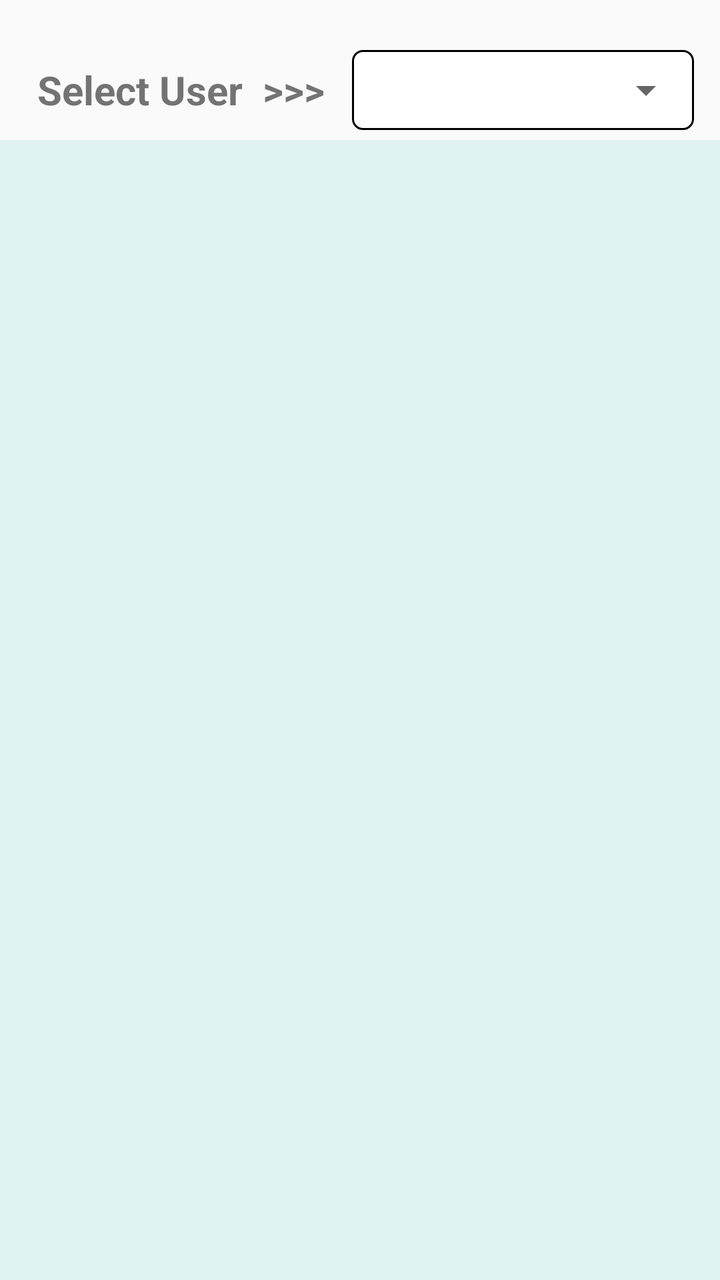
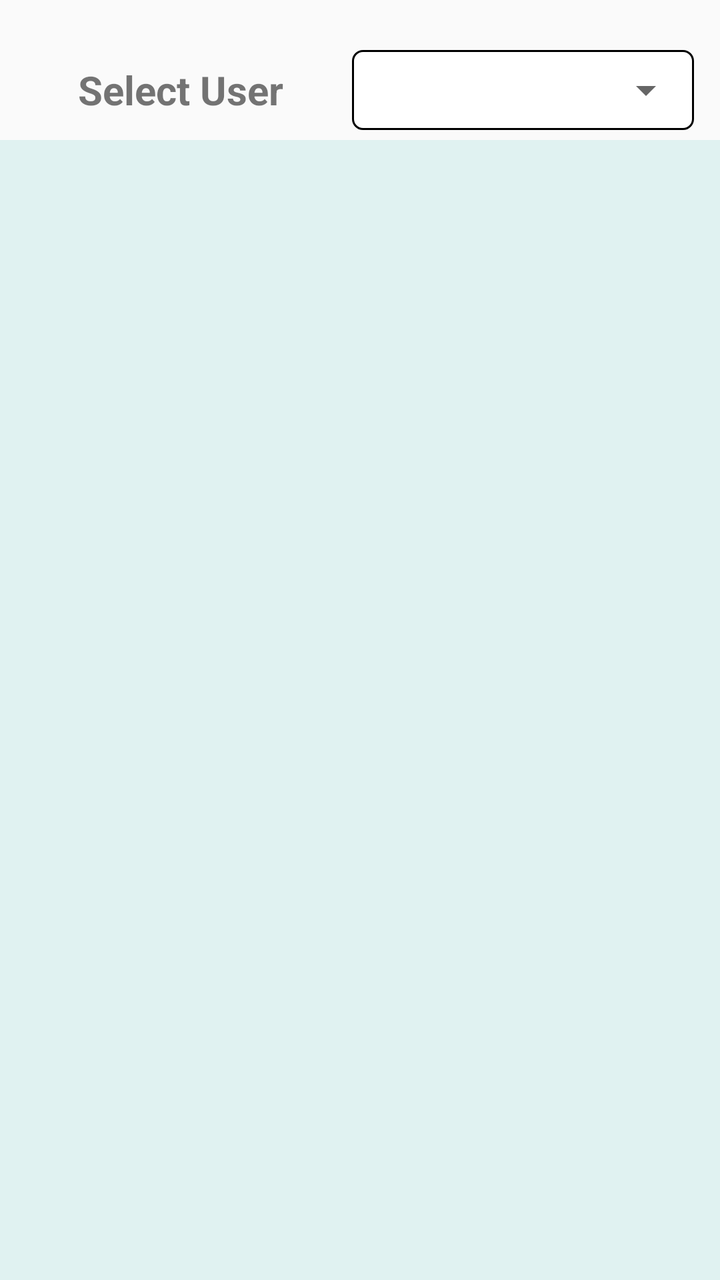

Screens rendered from an Android XML layout before and after an edit, with the pre-edit source and the edit as a unified diff.
<!-- AndroidManifest.xml: application theme AppTheme -->
<!-- res/layout/activity_task_details.xml -->
<LinearLayout xmlns:android="http://schemas.android.com/apk/res/android"
    android:layout_width="match_parent"
    android:layout_height="match_parent"
    android:orientation="vertical">

    <LinearLayout
        android:layout_width="match_parent"
        android:layout_height="50dp"
        android:layout_marginTop="20dp"
        android:orientation="horizontal"
        android:padding="5dp">

        <TextView
            android:layout_width="0dp"
            android:layout_weight="1"
            android:layout_height="wrap_content"
            android:layout_gravity="center"
            android:textSize="20sp"
            android:textStyle="bold"
            android:gravity="center"
            android:text="Select User  >>>"/>


        <LinearLayout
            android:layout_width="0dp"
            android:layout_height="match_parent"
            android:layout_marginRight="8dp"
            android:layout_weight="1"
            android:background="@drawable/rounded_edittext">

            <Spinner
                android:id="@+id/id_employeenames"
                android:layout_width="match_parent"
                android:layout_height="match_parent"
                android:layout_gravity="center"
                android:gravity="center"
                ></Spinner>
        </LinearLayout>


        <LinearLayout
            android:layout_width="0dp"
            android:layout_height="match_parent"
            android:layout_weight="1"
            android:background="@drawable/rounded_edittext"
            android:visibility="gone">

            <Spinner
                android:id="@+id/id_status"
                android:layout_width="match_parent"
                android:layout_height="match_parent"
                android:layout_gravity="right"
                android:layout_weight="0.9"
                android:gravity="right" />
        </LinearLayout>


    </LinearLayout>

    <LinearLayout
        android:layout_width="match_parent"
        android:layout_height="0dp"
        android:layout_weight="1"
        android:orientation="vertical">

        <android.support.v7.widget.RecyclerView
            android:id="@+id/recyclerview"
            android:layout_width="match_parent"
            android:layout_height="match_parent"
            android:layout_weight="1"
            android:background="@color/teal_50"
            android:cacheColorHint="#aca9a9"
            android:divider="#bab9b9"
            android:elevation="2dp"
            android:footerDividersEnabled="true"
            android:scrollbars="vertical">

        </android.support.v7.widget.RecyclerView>
    </LinearLayout>

    <LinearLayout
        android:layout_width="match_parent"
        android:layout_height="wrap_content"
        android:background="#fff"
        android:orientation="vertical"
        android:padding="5dp"
        android:visibility="gone">

        <LinearLayout
            android:layout_width="match_parent"
            android:layout_height="wrap_content"
            android:orientation="horizontal">

            <Button
                android:id="@+id/id_show"
                android:layout_width="0dp"
                android:layout_height="wrap_content"
                android:layout_margin="2dp"
                android:layout_weight="1"
                android:background="@drawable/button_background"
                android:text="SHOW"
                android:textColor="#fff" />

            <Button
                android:id="@+id/id_edit"
                android:layout_width="0dp"
                android:layout_height="wrap_content"
                android:layout_margin="2dp"
                android:layout_weight="1"
                android:background="@drawable/button_background"
                android:text="EDIT"
                android:textColor="#fff" />

            <Button
                android:id="@+id/id_remind"
                android:layout_width="0dp"
                android:layout_height="wrap_content"
                android:layout_margin="2dp"
                android:layout_weight="1"
                android:background="@drawable/button_background"
                android:text="REMIND"
                android:textColor="#fff" />

        </LinearLayout>

        <LinearLayout
            android:layout_width="match_parent"
            android:layout_height="wrap_content"
            android:orientation="horizontal">

            <Button
                android:id="@+id/id_delete"
                android:layout_width="0dp"
                android:layout_height="wrap_content"
                android:layout_margin="2dp"
                android:layout_weight="1"
                android:background="@drawable/button_background"
                android:text="DELETE"
                android:textColor="#fff" />

            <Button
                android:id="@+id/id_smsalert"
                android:layout_width="0dp"
                android:layout_height="wrap_content"
                android:layout_margin="2dp"
                android:layout_weight="1"
                android:background="@drawable/button_background"
                android:text="SMS ALERT"
                android:textColor="#fff" />

            <Button
                android:id="@+id/id_score"
                android:layout_width="0dp"
                android:layout_height="wrap_content"
                android:layout_margin="2dp"
                android:layout_weight="1"
                android:background="@drawable/button_background"
                android:text="SCORE"
                android:textColor="#fff" />

        </LinearLayout>


    </LinearLayout>


</LinearLayout>
<!-- resources referenced by this layout -->
<resources>
  <color name="teal_50">#E0F2F1</color>
  <!-- drawable button_background (drawable) -->
  <?xml version="1.0" encoding="utf-8"?>
  <selector xmlns:android="http://schemas.android.com/apk/res/android">
      <item>
  
          <shape android:shape="rectangle">
              <solid android:color="#0a71a4" />
              <stroke android:width="1dp" android:color="#5c5959" />
              <corners android:radius="10dp" />
  
          </shape>
  
      </item>
  
  </selector>
  <!-- drawable rounded_edittext (drawable) -->
  <?xml version="1.0" encoding="utf-8"?>
  <selector xmlns:android="http://schemas.android.com/apk/res/android">
      <item>
  
  <shape android:shape="rectangle">
      <solid android:color="#fff"/>
      <stroke android:color="#000"
          android:width="1dp"/>
      <corners android:radius="5dp"/>
  
  </shape>
  
      </item>
  
  </selector>
  <style name="AppTheme" parent="Theme.AppCompat.Light.DarkActionBar">
          
          <item name="windowNoTitle">true</item>
          <item name="windowActionBar">false</item>
          <item name="colorPrimary">@color/light_blue_800</item>
          <item name="colorPrimaryDark">@color/colorPrimaryDark</item>
          <item name="colorAccent">@color/colorAccent</item>
      </style>
  <color name="light_blue_800">#0277bd</color>
  <color name="colorPrimaryDark">#303F9F</color>
  <color name="colorAccent">#000105</color>
</resources>

<!-- the commit's change to res/layout/activity_task_details.xml (unified diff, before → after) -->
@@ -12,13 +12,13 @@
 
         <TextView
             android:layout_width="0dp"
-            android:layout_weight="1"
             android:layout_height="wrap_content"
             android:layout_gravity="center"
+            android:layout_weight="1"
+            android:gravity="center"
+            android:text="Select User"
             android:textSize="20sp"
-            android:textStyle="bold"
-            android:gravity="center"
-            android:text="Select User  >>>"/>
+            android:textStyle="bold" />
 
 
         <LinearLayout
@@ -33,8 +33,7 @@
                 android:layout_width="match_parent"
                 android:layout_height="match_parent"
                 android:layout_gravity="center"
-                android:gravity="center"
-                ></Spinner>
+                android:gravity="center"/>
         </LinearLayout>
 
 
